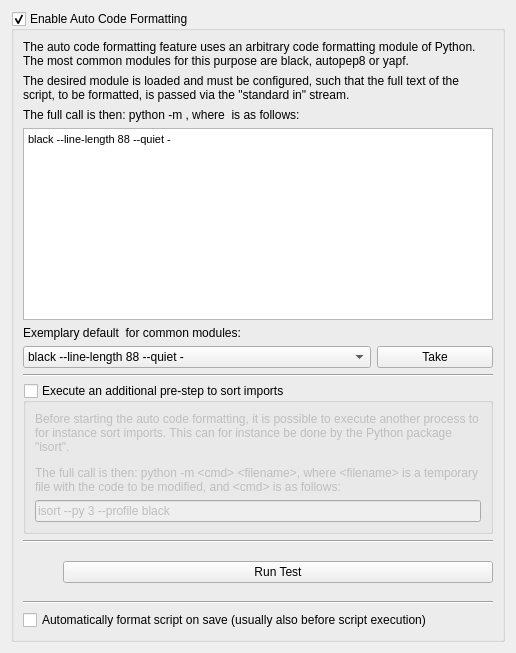
itom-project/itom, file Qitom/ui/widgetPropEditorAutoCodeFormat.ui: the form before one commit.
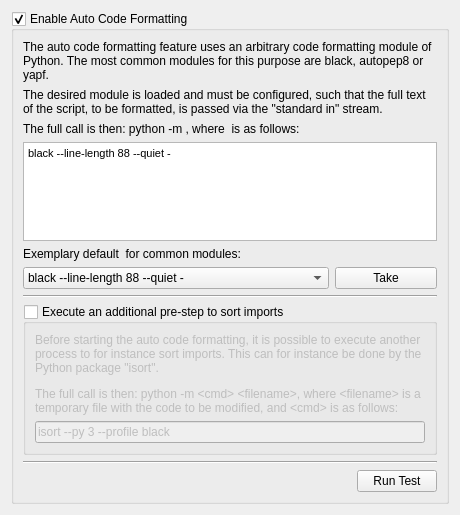
The form after the commit.

What changed in the file:
```diff
--- a/Qitom/ui/widgetPropEditorAutoCodeFormat.ui
+++ b/Qitom/ui/widgetPropEditorAutoCodeFormat.ui
@@ -6,8 +6,8 @@
    <rect>
     <x>0</x>
     <y>0</y>
-    <width>516</width>
-    <height>653</height>
+    <width>460</width>
+    <height>515</height>
    </rect>
   </property>
   <property name="windowTitle">
@@ -83,11 +83,6 @@
             <string>black --line-length 88 --quiet -</string>
            </property>
           </item>
-          <item>
-           <property name="text">
-            <string>ruff format --line-length 88 --stdin-filename stdinfile.py</string>
-           </property>
-          </item>
           <item>
            <property name="text">
             <string>yapf</string>
@@ -110,7 +105,7 @@
        </layout>
       </item>
       <item>
-       <widget class="Line" name="line_3">
+       <widget class="Line" name="line_2">
         <property name="orientation">
          <enum>Qt::Horizontal</enum>
         </property>
@@ -158,7 +153,7 @@
        </widget>
       </item>
       <item>
-       <widget class="Line" name="line_2">
+       <widget class="Line" name="line_3">
         <property name="orientation">
          <enum>Qt::Horizontal</enum>
         </property>
@@ -168,6 +163,9 @@
        <layout class="QHBoxLayout" name="horizontalLayout">
         <item>
          <spacer name="horizontalSpacer">
+          <property name="orientation">
+           <enum>Qt::Horizontal</enum>
+          </property>
           <property name="sizeHint" stdset="0">
            <size>
             <width>40</width>
@@ -185,20 +183,6 @@
         </item>
        </layout>
       </item>
-      <item>
-       <widget class="Line" name="line">
-        <property name="orientation">
-         <enum>Qt::Horizontal</enum>
-        </property>
-       </widget>
-      </item>
-      <item>
-       <widget class="QCheckBox" name="checkBoxFormatOnSave">
-        <property name="text">
-         <string>Automatically format script on save (usually also before script execution)</string>
-        </property>
-       </widget>
-      </item>
      </layout>
     </widget>
    </item>
```
